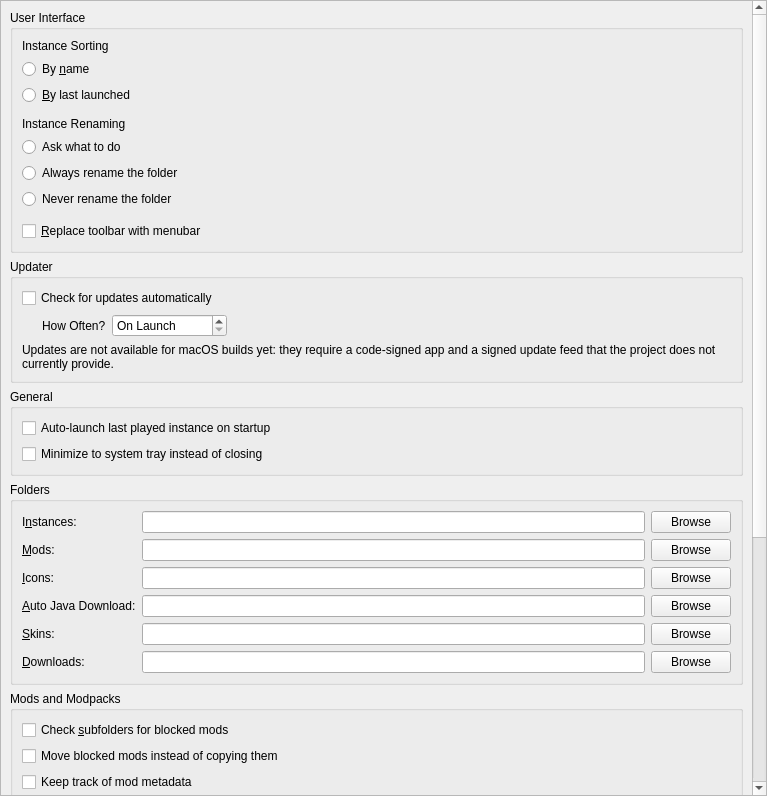
corecommit/PollyMC-Continued, file launcher/ui/pages/global/LauncherPage.ui: the form before one commit.
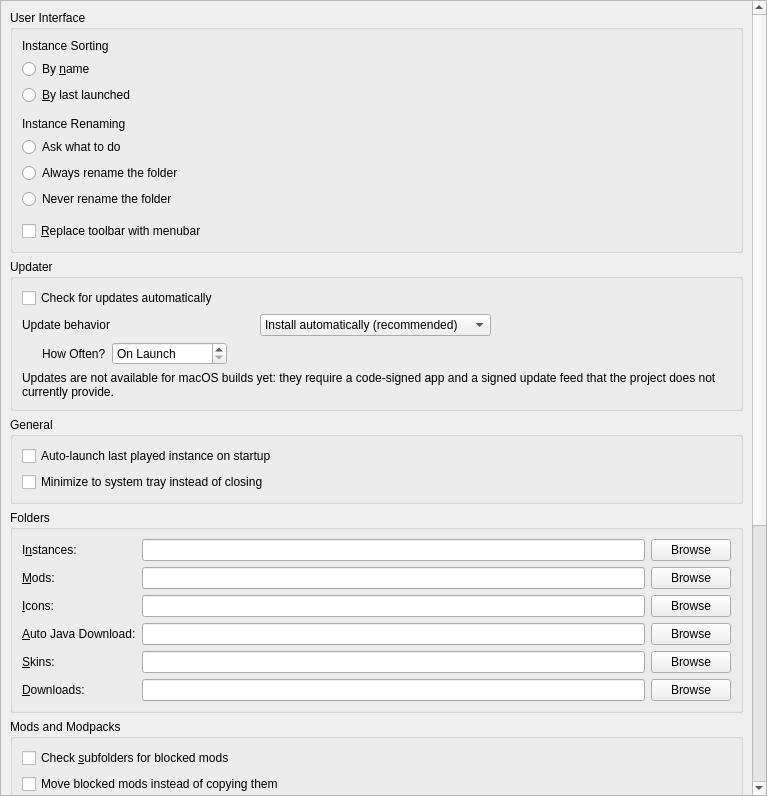
The form after the commit.

```diff
--- a/launcher/ui/pages/global/LauncherPage.ui
+++ b/launcher/ui/pages/global/LauncherPage.ui
@@ -179,6 +179,48 @@
             </widget>
            </item>
            <item row="1" column="0" colspan="2">
+             <layout class="QHBoxLayout" name="horizontalLayout_updateBehavior">
+              <item>
+               <widget class="QLabel" name="updateBehaviorLabel">
+                <property name="text">
+                 <string>Update behavior</string>
+                </property>
+               </widget>
+              </item>
+              <item>
+               <widget class="QComboBox" name="updateBehaviorComboBox">
+                <property name="toolTip">
+                 <string>Always: install updates automatically. Ask: prompt before installing. Never: do not check.</string>
+                </property>
+                <item>
+                 <property name="text">
+                  <string>Install automatically (recommended)</string>
+                 </property>
+                 <property name="userData">
+                  <string>Always</string>
+                 </property>
+                </item>
+                <item>
+                 <property name="text">
+                  <string>Ask before installing</string>
+                 </property>
+                 <property name="userData">
+                  <string>Ask</string>
+                 </property>
+                </item>
+                <item>
+                 <property name="text">
+                  <string>Never check for updates</string>
+                 </property>
+                 <property name="userData">
+                  <string>Never</string>
+                 </property>
+                </item>
+               </widget>
+              </item>
+             </layout>
+            </item>
+            <item row="2" column="0" colspan="2">
             <layout class="QHBoxLayout" name="horizontalLayout_2">
              <item>
               <spacer name="horizontalSpacer_indent">
@@ -246,7 +288,7 @@
              </item>
             </layout>
            </item>
-           <item row="2" column="0" colspan="3">
+            <item row="3" column="0" colspan="3">
             <widget class="QLabel" name="updaterNotSupportedNote">
              <property name="text">
               <string>Updates are not available for macOS builds yet: they require a code-signed app and a signed update feed that the project does not currently provide.</string>
```
Left out of the diff: 1 changed line with no effect on the pictures. Lines whose indentation alone changed are shown as unchanged.
